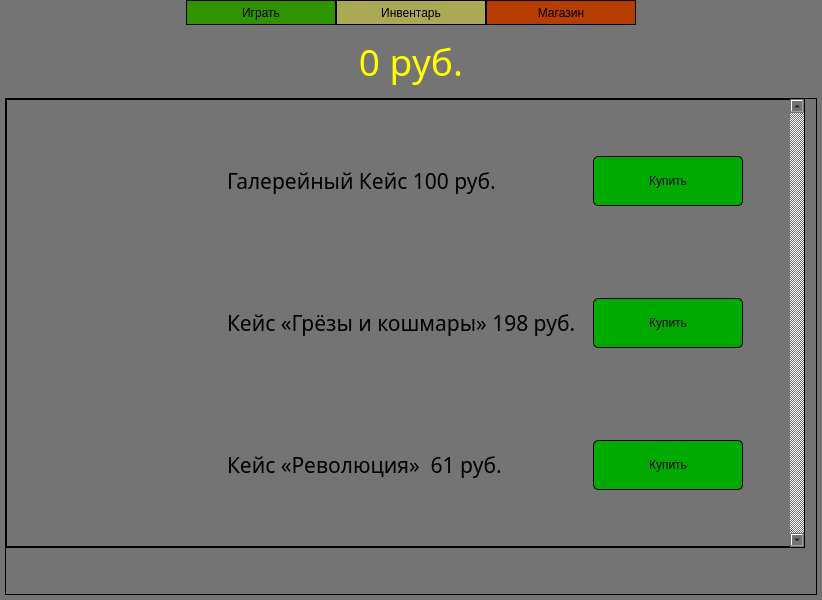
This is src/MazeWindow.ui in Leksusmart/Maze_Case as Qt 5 draws it before an edit. The edited form follows.
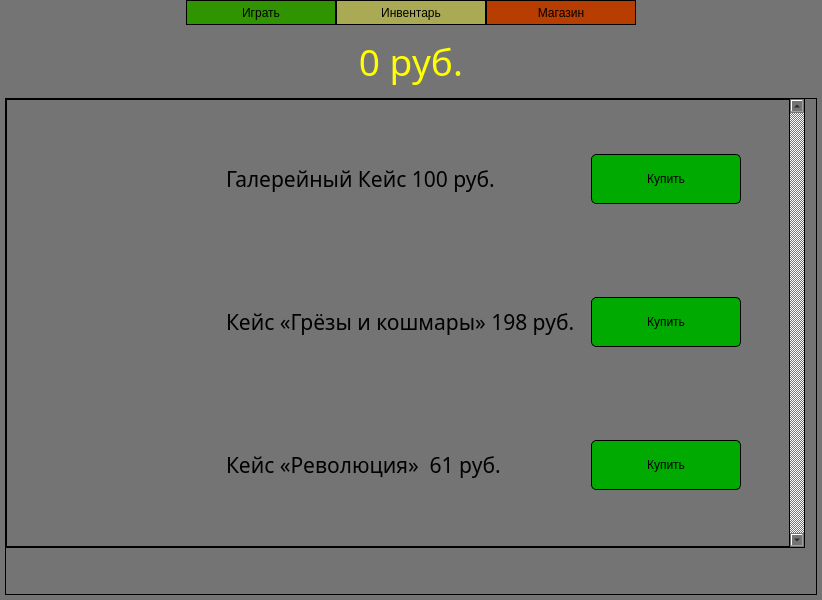
This is the edited form. The open tabs and pages were chosen to show the change. Icons and pictures are not drawn.

Commit message: Fixed Finish pos Fixed Store Other small fixes

Patch:
```diff
--- a/src/MazeWindow.ui
+++ b/src/MazeWindow.ui
@@ -1127,20 +1127,38 @@
           <rect>
            <x>0</x>
            <y>0</y>
-           <width>800</width>
+           <width>784</width>
            <height>448</height>
           </rect>
          </property>
          <layout class="QVBoxLayout" name="verticalLayout">
+          <property name="spacing">
+           <number>5</number>
+          </property>
+          <property name="leftMargin">
+           <number>5</number>
+          </property>
+          <property name="topMargin">
+           <number>5</number>
+          </property>
+          <property name="rightMargin">
+           <number>5</number>
+          </property>
+          <property name="bottomMargin">
+           <number>5</number>
+          </property>
           <item>
            <layout class="QHBoxLayout" name="horizontalLayout">
+            <property name="spacing">
+             <number>5</number>
+            </property>
             <item>
              <spacer name="horizontalSpacer">
               <property name="orientation">
                <enum>Qt::Orientation::Horizontal</enum>
               </property>
               <property name="sizeType">
-               <enum>QSizePolicy::Policy::Minimum</enum>
+               <enum>QSizePolicy::Policy::Expanding</enum>
               </property>
               <property name="sizeHint" stdset="0">
                <size>
@@ -1198,7 +1216,7 @@
               </property>
               <property name="maximumSize">
                <size>
-                <width>16777215</width>
+                <width>360</width>
                 <height>100</height>
                </size>
               </property>
@@ -1264,7 +1282,7 @@
                <enum>Qt::Orientation::Horizontal</enum>
               </property>
               <property name="sizeType">
-               <enum>QSizePolicy::Policy::Minimum</enum>
+               <enum>QSizePolicy::Policy::Expanding</enum>
               </property>
               <property name="sizeHint" stdset="0">
                <size>
@@ -1278,13 +1296,16 @@
           </item>
           <item>
            <layout class="QHBoxLayout" name="horizontalLayout_2">
+            <property name="spacing">
+             <number>5</number>
+            </property>
             <item>
              <spacer name="horizontalSpacer_3">
               <property name="orientation">
                <enum>Qt::Orientation::Horizontal</enum>
               </property>
               <property name="sizeType">
-               <enum>QSizePolicy::Policy::Minimum</enum>
+               <enum>QSizePolicy::Policy::Expanding</enum>
               </property>
               <property name="sizeHint" stdset="0">
                <size>
@@ -1342,7 +1363,7 @@
               </property>
               <property name="maximumSize">
                <size>
-                <width>16777215</width>
+                <width>360</width>
                 <height>100</height>
                </size>
               </property>
@@ -1408,7 +1429,7 @@
                <enum>Qt::Orientation::Horizontal</enum>
               </property>
               <property name="sizeType">
-               <enum>QSizePolicy::Policy::Minimum</enum>
+               <enum>QSizePolicy::Policy::Expanding</enum>
               </property>
               <property name="sizeHint" stdset="0">
                <size>
@@ -1422,13 +1443,16 @@
           </item>
           <item>
            <layout class="QHBoxLayout" name="horizontalLayout_3">
+            <property name="spacing">
+             <number>5</number>
+            </property>
             <item>
              <spacer name="horizontalSpacer_5">
               <property name="orientation">
                <enum>Qt::Orientation::Horizontal</enum>
               </property>
               <property name="sizeType">
-               <enum>QSizePolicy::Policy::Minimum</enum>
+               <enum>QSizePolicy::Policy::Expanding</enum>
               </property>
               <property name="sizeHint" stdset="0">
                <size>
@@ -1486,7 +1510,7 @@
               </property>
               <property name="maximumSize">
                <size>
-                <width>16777215</width>
+                <width>360</width>
                 <height>100</height>
                </size>
               </property>
@@ -1552,7 +1576,7 @@
                <enum>Qt::Orientation::Horizontal</enum>
               </property>
               <property name="sizeType">
-               <enum>QSizePolicy::Policy::Minimum</enum>
+               <enum>QSizePolicy::Policy::Expanding</enum>
               </property>
               <property name="sizeHint" stdset="0">
                <size>
```
The commit also changes 1 other file.
